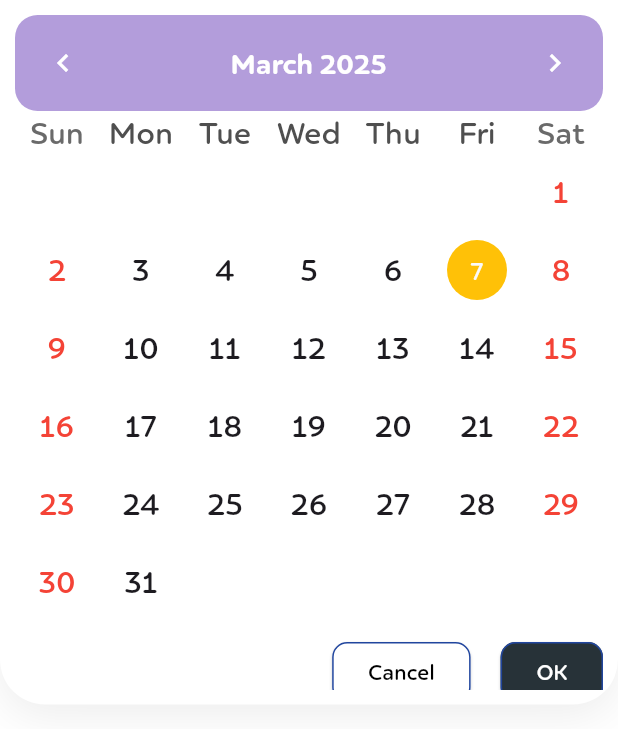
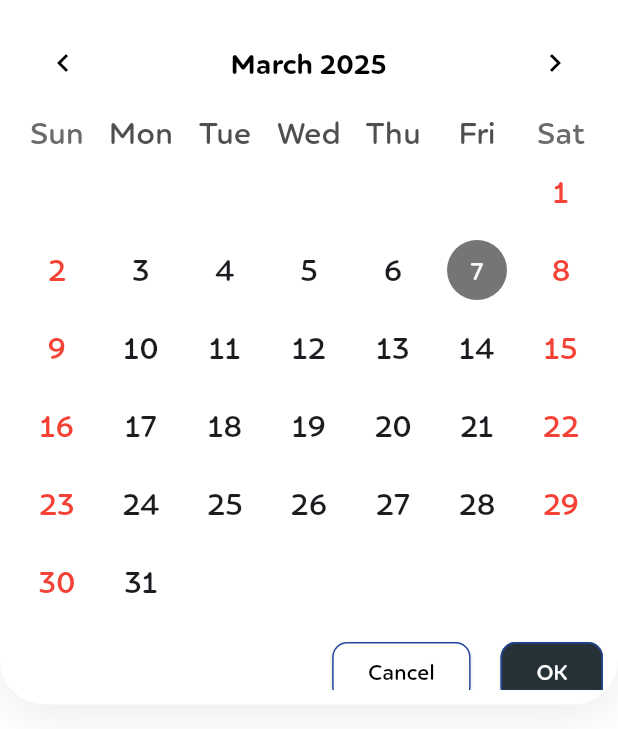
Before and after one commit to MTS-Services/Task-Management, a Flutter app: the screen it shows after launch, after a tap on the "calendar today" icon, on a phone screen of 412 x 824 dp. Shown: the top 729 px of the screen. Run offline on Flutter 3.47's test engine with Material 3 defaults, Android fonts, the phone set to English and light mode, and no system bars; drawn by our look-alikes of table_calendar; our stand-ins replace flutter_otp_text_field, get, lottie.

Commit message:
changes calendar color

```diff
--- a/lib/presentation/pages/screen/home/widgets/custom_calendar.dart
+++ b/lib/presentation/pages/screen/home/widgets/custom_calendar.dart
@@ -1,4 +1,5 @@
 import 'package:flutter/material.dart';
+import 'package:maktrack/domain/entities/color.dart';
 import 'package:maktrack/presentation/state_managment/home.dart';
 import 'package:table_calendar/table_calendar.dart';
 
@@ -20,12 +21,15 @@ class CustomCalendarWidget extends StatelessWidget {
       },
       calendarStyle: CalendarStyle(
         todayDecoration: BoxDecoration(
-          color: Colors.amber,
+          color: Colors.black54,
           shape: BoxShape.circle,
         ),
         selectedDecoration: BoxDecoration(
-          color: Colors.blue,
+          color:  RColors.blueButtonColors,
           shape: BoxShape.circle,
+        ),
+        defaultDecoration: BoxDecoration(
+          color: Colors.transparent,
         ),
         weekendTextStyle: TextStyle(color: Colors.red),
         outsideDaysVisible: false,
@@ -33,13 +37,9 @@ class CustomCalendarWidget extends StatelessWidget {
       headerStyle: HeaderStyle(
         titleCentered: true,
         formatButtonVisible: false,
-        leftChevronIcon: Icon(Icons.chevron_left, color: Colors.white),
-        rightChevronIcon: Icon(Icons.chevron_right, color: Colors.white),
-        titleTextStyle: TextStyle(fontSize: 18, fontWeight: FontWeight.bold, color: Colors.white),
-        decoration: BoxDecoration(
-          color: Colors.deepPurple[200],
-          borderRadius: BorderRadius.circular(15),
-        ),
+        leftChevronIcon: Icon(Icons.chevron_left, color: Colors.black),
+        rightChevronIcon: Icon(Icons.chevron_right, color: Colors.black),
+        titleTextStyle: TextStyle(fontSize: 18, fontWeight: FontWeight.bold, color: Colors.black),
       ),
     );
   }
```
